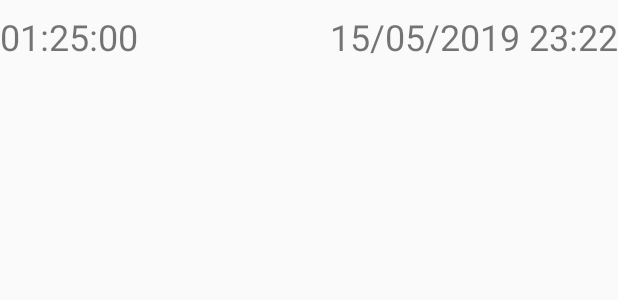
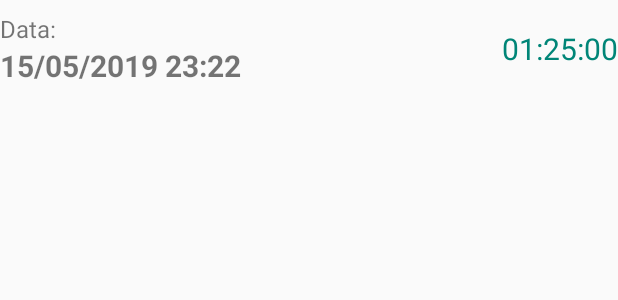
Before and after one commit to matheusbaltazaar/Kossen, an Android app: the layout meta_list_item.xml on its own in the app's theme, with its tools: preview values and no code run, on a phone screen of 412 x 824 dp. Shown: the top 300 px of the screen. Run offline under Robolectric (Android 15) with nearby library versions, the phone set to English and light mode, and no system bars.

Commit message:
Ajuste no layout de Histórico de Daimoku

```diff
--- a/app/src/main/java/com/baltazarstudio/kossen/ui/adapter/MetaAdapter.java
+++ b/app/src/main/java/com/baltazarstudio/kossen/ui/adapter/MetaAdapter.java
@@ -45,8 +45,8 @@ public class MetaAdapter extends BaseAdapter {
             convertView = LayoutInflater.from(context).inflate(R.layout.meta_list_item, null);
             holder = new ViewHolder();
 
-            holder.duracao = convertView.findViewById(R.id.label_meta_list_item_duracao);
-            holder.data = convertView.findViewById(R.id.label_meta_list_item_data);
+            holder.duracao = convertView.findViewById(R.id.meta_list_item_duracao);
+            holder.data = convertView.findViewById(R.id.meta_list_item_data);
         } else {
             holder = (ViewHolder) convertView.getTag();
         }
--- a/app/src/main/res/layout/meta_list_item.xml
+++ b/app/src/main/res/layout/meta_list_item.xml
@@ -1,26 +1,43 @@
 <?xml version="1.0" encoding="utf-8"?>
-<RelativeLayout xmlns:android="http://schemas.android.com/apk/res/android"
+<LinearLayout xmlns:android="http://schemas.android.com/apk/res/android"
     android:layout_width="match_parent"
-    android:layout_height="match_parent"
+    android:layout_height="wrap_content"
     android:paddingTop="8dp"
+    android:orientation="horizontal"
     android:paddingBottom="8dp">
 
 
-    <TextView
-        android:id="@+id/label_meta_list_item_duracao"
+    <LinearLayout
         android:layout_width="wrap_content"
         android:layout_height="wrap_content"
-        android:layout_alignParentStart="true"
-        android:layout_toStartOf="@+id/label_meta_list_item_data"
-        android:text="01:25:00"
-        android:textSize="24sp" />
+        android:layout_weight="1"
+        android:orientation="vertical">
+
+        <TextView
+            android:layout_width="wrap_content"
+            android:layout_height="wrap_content"
+            android:text="@string/meta_list_item_data_label"
+            android:textSize="16sp"/>
 
     <TextView
-        android:id="@+id/label_meta_list_item_data"
+        android:id="@+id/meta_list_item_data"
         android:layout_width="wrap_content"
         android:layout_height="wrap_content"
-        android:layout_alignParentEnd="true"
         android:text="15/05/2019 23:22"
-        android:textSize="24sp" />
+        android:textSize="20sp"
+        android:textStyle="bold"/>
 
-</RelativeLayout>
+    </LinearLayout>
+
+    <TextView
+        android:id="@+id/meta_list_item_duracao"
+        android:layout_width="wrap_content"
+        android:layout_height="wrap_content"
+        android:layout_weight="1"
+        android:gravity="end"
+        android:layout_gravity="center"
+        android:textColor="@color/green"
+        android:text="01:25:00"
+        android:textSize="20sp" />
+
+</LinearLayout>
--- a/app/src/main/res/values/strings.xml
+++ b/app/src/main/res/values/strings.xml
@@ -25,8 +25,9 @@
     <string name="label_add_time_five_minutes">+5m</string>
     <string name="all_button_reset">RESTAURAR</string>
     <string name="title_activity_history">Histórico</string>
-    <string name="all_history_label_total_time">Tempo Total:</string>
+    <string name="history_total_time_label">Tempo Total:</string>
     <string name="all_history_total_time_placeholder">0 horas, 0 minutos e 0 segundos</string>
+    <string name="meta_list_item_data_label">Data:</string>
 
     <string-array name="array_sounds">
         <item>Camila Cabello Havana</item>
```
Also changed, not shown: app/src/main/java/com/baltazarstudio/kossen/database/Database.java (+8 -5 lines), app/src/main/java/com/baltazarstudio/kossen/ui/HistoryActivity.java (+22 -40 lines), app/src/main/res/layout/activity_history.xml (+3 -4 lines).
